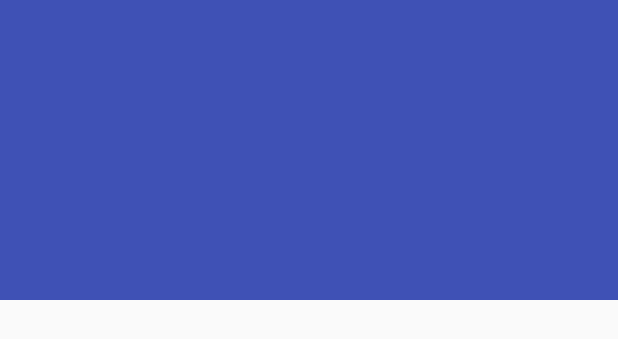
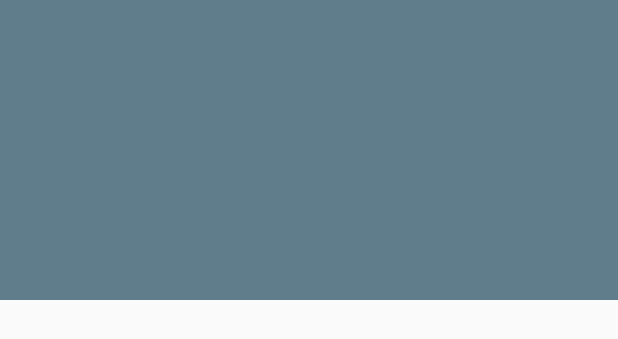
Before and after one commit to federicoiosue/MusixMatchApp, an Android app: the layout activity_track_detail.xml on its own in the app's theme, with its tools: preview values and no code run, on a phone screen of 412 x 824 dp. Shown: the top 339 px of the screen. Run offline under Robolectric (Android 15) with nearby library versions, the phone set to English and light mode, and no system bars; plain views replace SubtitleCollapsingToolbarLayout.

Commit message:
Added app icon, splash screen and changed colors style

```diff
--- /dev/null
+++ b/app/src/main/res/drawable/splash.xml
@@ -0,0 +1,9 @@
+<?xml version="1.0" encoding="utf-8"?>
+<layer-list xmlns:android="http://schemas.android.com/apk/res/android">
+    <item android:drawable="@color/colorPrimary" />
+    <item>
+        <bitmap
+            android:gravity="center"
+            android:src="@drawable/icon_512" />
+    </item>
+</layer-list>
--- a/app/src/main/res/layout/activity_track_detail.xml
+++ b/app/src/main/res/layout/activity_track_detail.xml
@@ -21,7 +21,6 @@
                 android:fitsSystemWindows="true"
                 app:contentScrim="?attr/colorPrimary"
                 app:layout_scrollFlags="scroll|exitUntilCollapsed"
-                app:expandedTitleTextAppearance="@style/TextAppearance.Design.CollapsingToolbar.Expanded.Shadow"
                 app:toolbarId="@+id/toolbar">
 
             <ImageView
--- a/app/src/main/res/values/colors.xml
+++ b/app/src/main/res/values/colors.xml
@@ -1,6 +1,6 @@
 <?xml version="1.0" encoding="utf-8"?>
 <resources>
-    <color name="colorPrimary">#3F51B5</color>
-    <color name="colorPrimaryDark">#303F9F</color>
-    <color name="colorAccent">#FF4081</color>
+    <color name="colorPrimary">#607d8b</color>
+    <color name="colorPrimaryDark">#455a64</color>
+    <color name="colorAccent">#03a9f4</color>
 </resources>
--- a/app/src/main/res/values/styles.xml
+++ b/app/src/main/res/values/styles.xml
@@ -1,6 +1,6 @@
 <resources>
 
-        <style name="AppTheme" parent="Theme.AppCompat.Light.DarkActionBar">
+    <style name="AppTheme" parent="Theme.AppCompat.Light.DarkActionBar">
         <item name="colorPrimary">@color/colorPrimary</item>
         <item name="colorPrimaryDark">@color/colorPrimaryDark</item>
         <item name="colorAccent">@color/colorAccent</item>
@@ -15,6 +15,10 @@
 
     <style name="AppTheme.PopupOverlay" parent="ThemeOverlay.AppCompat.Light" />
 
+    <style name="SplashTheme" parent="Theme.AppCompat.NoActionBar">
+        <item name="android:windowBackground">@drawable/splash</item>
+    </style>
+
     <style name="Text.TrackTitle" parent="TextAppearance.AppCompat.Title" />
 
     <style name="Text.TrackArtist" parent="TextAppearance.AppCompat.Body1" />
```
Also changed, not shown: app/src/main/AndroidManifest.xml (+12 -7 lines), app/src/main/java/android/feio/it/musixmatchapp/views/SplashActivity.java (added, +17 -0 lines), app/src/main/res/drawable-nodpi/icon_512.png (added), app/src/main/res/mipmap-hdpi/ic_launcher.png, app/src/main/res/mipmap-mdpi/ic_launcher.png, app/src/main/res/mipmap-xhdpi/ic_launcher.png, app/src/main/res/mipmap-xxhdpi/ic_launcher.png, app/src/main/res/mipmap-xxxhdpi/ic_launcher.png, 1 other file.
